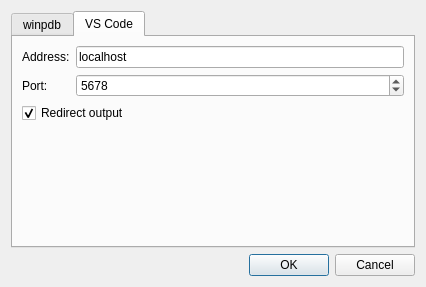
Old version of the form src/Gui/RemoteDebugger.ui in the repository southseact-3d/fcd.
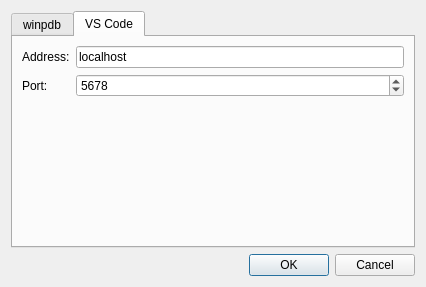
New version of the form. The open tabs and pages were chosen to show the change.

Commit message: Upgrade debugger to debugpy

```diff
--- a/src/Gui/RemoteDebugger.ui
+++ b/src/Gui/RemoteDebugger.ui
@@ -89,16 +89,6 @@
          </property>
         </widget>
        </item>
-       <item row="2" column="0" colspan="2">
-        <widget class="QCheckBox" name="checkRedirectOutput">
-         <property name="text">
-          <string>Redirect output</string>
-         </property>
-         <property name="checked">
-          <bool>true</bool>
-         </property>
-        </widget>
-       </item>
        <item row="3" column="1">
         <spacer name="verticalSpacer_2">
          <property name="orientation">
```
The commit also changes 2 other files.
